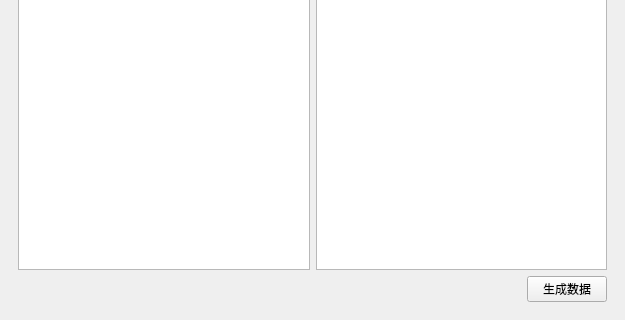
Above: src/views/MainWindow/mainwindow.ui from huangjunhao5/DataMaker-Qt5 before the change; both pictures show x 0 to 625 and y 169 to 489 of the 625 by 489 pixel window. Below: the same form after it.
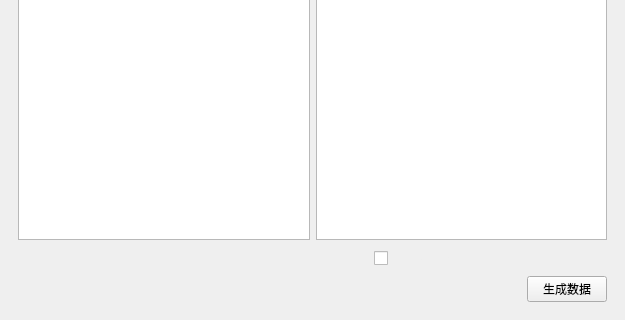
That is the form after the change. Icons and pictures are not drawn.

Commit message: Add Special Judge model.

Patch:
```diff
--- a/src/views/MainWindow/mainwindow.ui
+++ b/src/views/MainWindow/mainwindow.ui
@@ -1395,6 +1395,35 @@
          </item>
         </layout>
        </item>
+       <item>
+        <layout class="QHBoxLayout" name="horizontalLayout_6">
+         <item>
+          <spacer name="horizontalSpacer_4">
+           <property name="orientation">
+            <enum>Qt::Horizontal</enum>
+           </property>
+           <property name="sizeHint" stdset="0">
+            <size>
+             <width>40</width>
+             <height>20</height>
+            </size>
+           </property>
+          </spacer>
+         </item>
+         <item>
+          <widget class="QCheckBox" name="isSkipOut">
+           <property name="styleSheet">
+            <string notr="true">QCheckBox{
+	color: #efefef;
+}</string>
+           </property>
+           <property name="text">
+            <string>使用Special Judge（不生成输出文件）</string>
+           </property>
+          </widget>
+         </item>
+        </layout>
+       </item>
        <item>
         <layout class="QHBoxLayout" name="horizontalLayout_4">
          <item>
```
Left out of the diff: 3 changed lines with no effect on the pictures. The commit also changes 4 other files.
